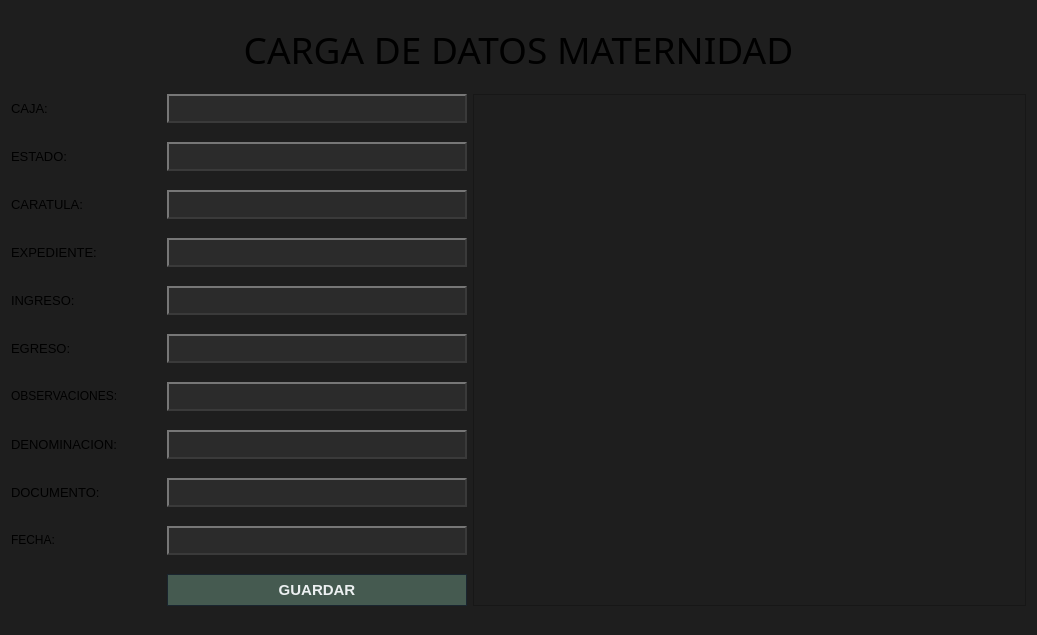
Before: the Qt Designer form ui/plantilla_maternidad.ui in Musthia/base-deposito, drawn with Qt 5.
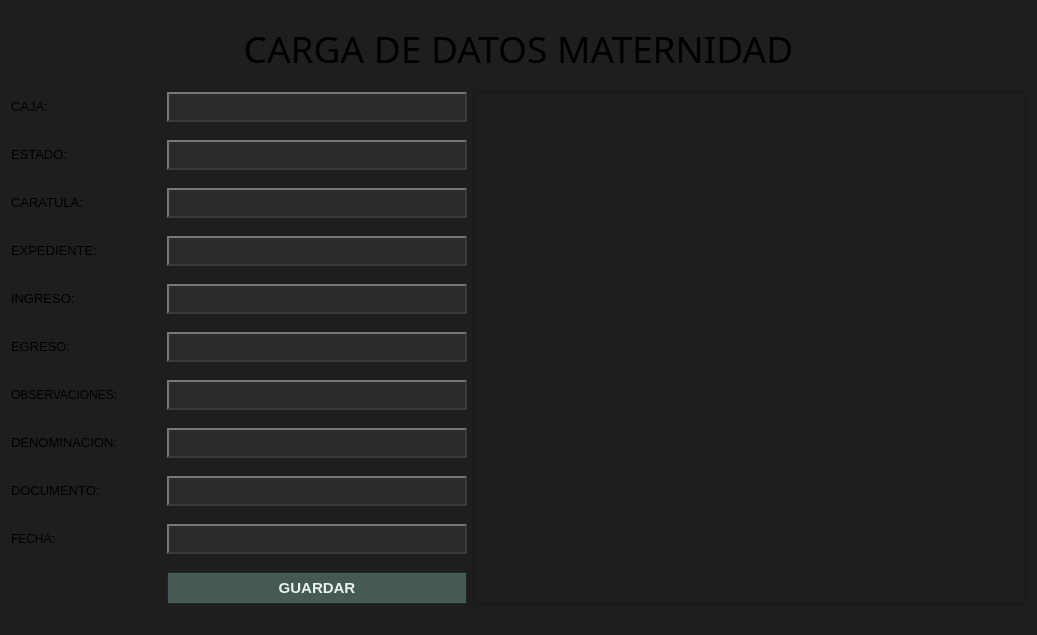
After: the same form once the commit is applied.

```diff
--- a/ui/plantilla_maternidad.ui
+++ b/ui/plantilla_maternidad.ui
@@ -172,7 +172,7 @@
      </property>
      <property name="font">
       <font>
-       <family>Tahoma</family>
+       <family>Segoe UI</family>
        <pointsize>10</pointsize>
        <bold>false</bold>
        <kerning>true</kerning>
@@ -363,7 +363,7 @@
      </property>
      <property name="font">
       <font>
-       <family>Tahoma</family>
+       <family>Segoe UI</family>
        <pointsize>10</pointsize>
        <bold>false</bold>
        <kerning>true</kerning>
@@ -542,7 +542,7 @@
      </property>
      <property name="font">
       <font>
-       <family>Tahoma</family>
+       <family>Segoe UI</family>
        <pointsize>10</pointsize>
        <bold>false</bold>
        <kerning>true</kerning>
@@ -787,7 +787,7 @@
   
     padding: 4px 10px;
     color:  #e0e0e0;
-    font-size: 13px;
+    font-size: 14px;
 /* relieve simulado */
     border-top-color: #777777;
     border-left-color: #777777;
@@ -1022,7 +1022,7 @@
   
     padding: 4px 10px;
     color:  #e0e0e0;
-    font-size: 13px;
+    font-size: 14px;
 /* relieve simulado */
     border-top-color: #777777;
     border-left-color: #777777;
@@ -1192,7 +1192,7 @@
      </property>
      <property name="font">
       <font>
-       <family>Tahoma</family>
+       <family>Segoe UI</family>
        <pointsize>10</pointsize>
        <bold>false</bold>
        <kerning>true</kerning>
@@ -1371,7 +1371,7 @@
      </property>
      <property name="font">
       <font>
-       <family>Tahoma</family>
+       <family>Segoe UI</family>
        <pointsize>10</pointsize>
        <bold>false</bold>
        <kerning>true</kerning>
@@ -1616,7 +1616,7 @@
   
     padding: 4px 10px;
     color:  #e0e0e0;
-    font-size: 13px;
+    font-size: 14px;
 /* relieve simulado */
     border-top-color: #777777;
     border-left-color: #777777;
@@ -2059,7 +2059,7 @@
   
     padding: 4px 10px;
     color:  #e0e0e0;
-    font-size: 13px;
+    font-size: 14px;
 /* relieve simulado */
     border-top-color: #777777;
     border-left-color: #777777;
@@ -2301,7 +2301,7 @@
   
     padding: 4px 10px;
     color:  #e0e0e0;
-    font-size: 13px;
+    font-size: 14px;
 /* relieve simulado */
     border-top-color: #777777;
     border-left-color: #777777;
@@ -2471,7 +2471,7 @@
      </property>
      <property name="font">
       <font>
-       <family>Tahoma</family>
+       <family>Segoe UI</family>
        <pointsize>10</pointsize>
        <bold>false</bold>
        <kerning>true</kerning>
@@ -2722,7 +2722,7 @@
   
     padding: 4px 10px;
     color:  #e0e0e0;
-    font-size: 13px;
+    font-size: 14px;
 /* relieve simulado */
     border-top-color: #777777;
     border-left-color: #777777;
@@ -2892,7 +2892,7 @@
      </property>
      <property name="font">
       <font>
-       <family>Tahoma</family>
+       <family>Segoe UI</family>
        <pointsize>10</pointsize>
        <bold>false</bold>
        <kerning>true</kerning>
@@ -2944,7 +2944,7 @@
   
     padding: 4px 10px;
     color:  #e0e0e0;
-    font-size: 13px;
+    font-size: 14px;
 /* relieve simulado */
     border-top-color: #777777;
     border-left-color: #777777;
@@ -3177,7 +3177,7 @@
   
     padding: 4px 10px;
     color:  #e0e0e0;
-    font-size: 13px;
+    font-size: 14px;
 /* relieve simulado */
     border-top-color: #777777;
     border-left-color: #777777;
@@ -3347,7 +3347,7 @@
      </property>
      <property name="font">
       <font>
-       <family>Tahoma</family>
+       <family>Segoe UI</family>
        <pointsize>10</pointsize>
        <bold>false</bold>
        <kerning>true</kerning>
@@ -3763,7 +3763,7 @@
   
     padding: 4px 10px;
     color:  #e0e0e0;
-    font-size: 13px;
+    font-size: 14px;
 /* relieve simulado */
     border-top-color: #777777;
     border-left-color: #777777;
@@ -3961,7 +3961,7 @@
   
     padding: 4px 10px;
     color:  #e0e0e0;
-    font-size: 13px;
+    font-size: 14px;
 /* relieve simulado */
     border-top-color: #777777;
     border-left-color: #777777;
```
Left out of the diff: 25 changed lines with no effect on the pictures.
